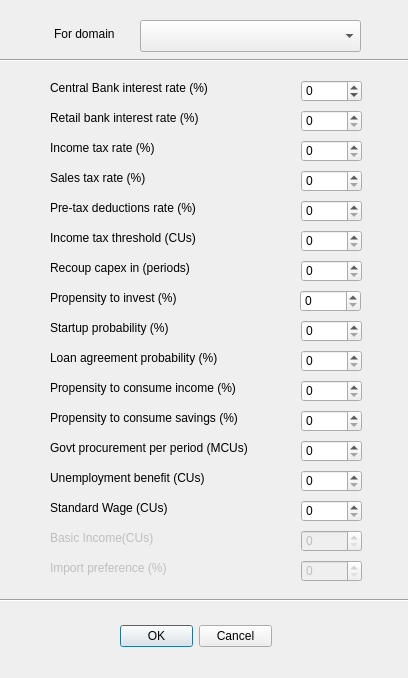
Obson/MicroSim-GUI, file domainparametersdialog.ui: the form before one commit.
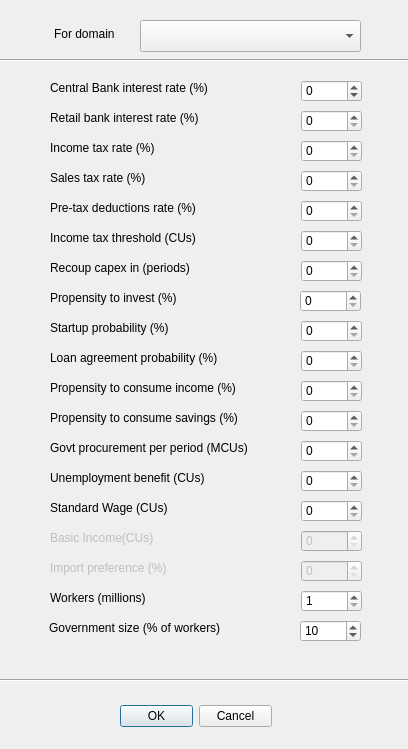
The form after the commit.

What changed in the file:
```diff
--- a/domainparametersdialog.ui
+++ b/domainparametersdialog.ui
@@ -7,7 +7,7 @@
     <x>0</x>
     <y>0</y>
     <width>408</width>
-    <height>678</height>
+    <height>749</height>
    </rect>
   </property>
   <property name="windowTitle">
@@ -17,7 +17,7 @@
    <property name="geometry">
     <rect>
      <x>120</x>
-     <y>620</y>
+     <y>700</y>
      <width>152</width>
      <height>32</height>
     </rect>
@@ -493,7 +493,7 @@
    <property name="geometry">
     <rect>
      <x>0</x>
-     <y>590</y>
+     <y>670</y>
      <width>411</width>
      <height>20</height>
     </rect>
@@ -502,6 +502,91 @@
     <enum>Qt::Horizontal</enum>
    </property>
   </widget>
+  <widget class="QSpinBox" name="sbPopulation">
+   <property name="enabled">
+    <bool>true</bool>
+   </property>
+   <property name="geometry">
+    <rect>
+     <x>301</x>
+     <y>590</y>
+     <width>61</width>
+     <height>22</height>
+    </rect>
+   </property>
+   <property name="minimumSize">
+    <size>
+     <width>42</width>
+     <height>0</height>
+    </size>
+   </property>
+   <property name="minimum">
+    <number>1</number>
+   </property>
+   <property name="maximum">
+    <number>9999</number>
+   </property>
+  </widget>
+  <widget class="QLabel" name="label_19">
+   <property name="enabled">
+    <bool>true</bool>
+   </property>
+   <property name="geometry">
+    <rect>
+     <x>50</x>
+     <y>590</y>
+     <width>231</width>
+     <height>16</height>
+    </rect>
+   </property>
+   <property name="text">
+    <string>Workers (millions)</string>
+   </property>
+  </widget>
+  <widget class="QLabel" name="label_20">
+   <property name="enabled">
+    <bool>true</bool>
+   </property>
+   <property name="geometry">
+    <rect>
+     <x>49</x>
+     <y>620</y>
+     <width>231</width>
+     <height>16</height>
+    </rect>
+   </property>
+   <property name="text">
+    <string>Government size (% of workers)</string>
+   </property>
+  </widget>
+  <widget class="QSpinBox" name="sbGovSize">
+   <property name="enabled">
+    <bool>true</bool>
+   </property>
+   <property name="geometry">
+    <rect>
+     <x>300</x>
+     <y>620</y>
+     <width>61</width>
+     <height>22</height>
+    </rect>
+   </property>
+   <property name="minimumSize">
+    <size>
+     <width>42</width>
+     <height>0</height>
+    </size>
+   </property>
+   <property name="minimum">
+    <number>0</number>
+   </property>
+   <property name="maximum">
+    <number>100</number>
+   </property>
+   <property name="value">
+    <number>10</number>
+   </property>
+  </widget>
  </widget>
  <resources/>
  <connections>
```
